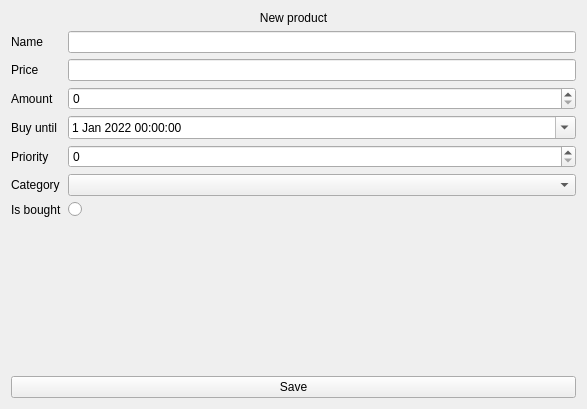
First picture: the form in src/Client/View/MainPage/List/ListCreateSubPage/ProductQuickCreateSubPage.ui, repository iodream/Spend-Note, before the edit.
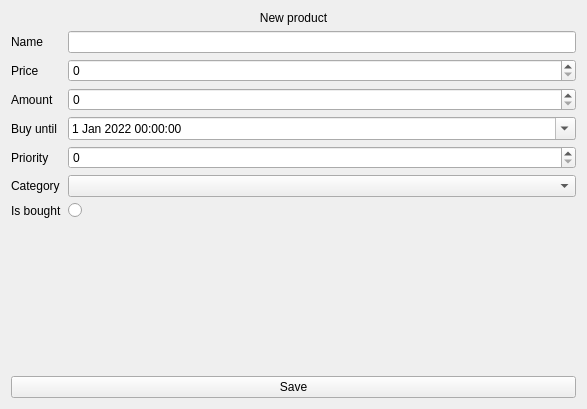
Second picture: the form after the edit.

Commit message: make Price field use QSpinBox. Remove unnecessary checks

The edit to the form file:
```diff
--- a/src/Client/View/MainPage/List/ListCreateSubPage/ProductQuickCreateSubPage.ui
+++ b/src/Client/View/MainPage/List/ListCreateSubPage/ProductQuickCreateSubPage.ui
@@ -43,9 +43,6 @@
        </property>
       </widget>
      </item>
-     <item row="1" column="1">
-      <widget class="QLineEdit" name="Price"/>
-     </item>
      <item row="2" column="0">
       <widget class="QLabel" name="AmountLabel">
        <property name="text">
@@ -111,6 +108,13 @@
      <item row="4" column="1">
       <widget class="QSpinBox" name="Priority"/>
      </item>
+     <item row="1" column="1">
+      <widget class="QSpinBox" name="Price">
+       <property name="maximum">
+        <number>100000</number>
+       </property>
+      </widget>
+     </item>
     </layout>
    </item>
    <item>
```
The commit also changes 6 other files.
